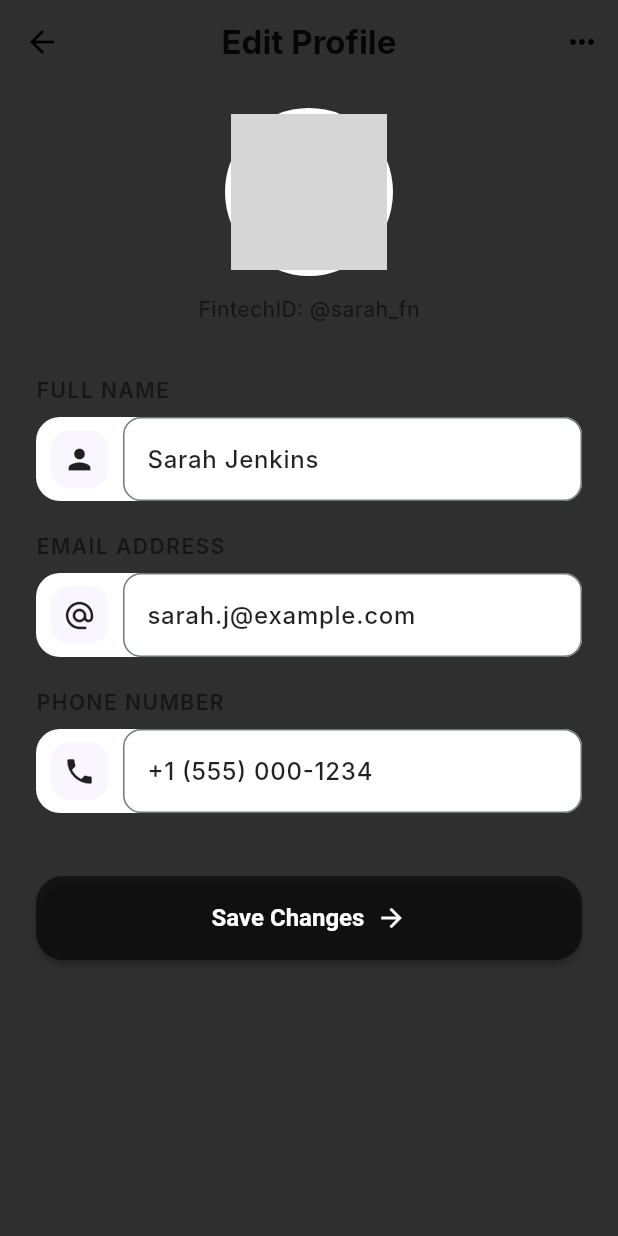
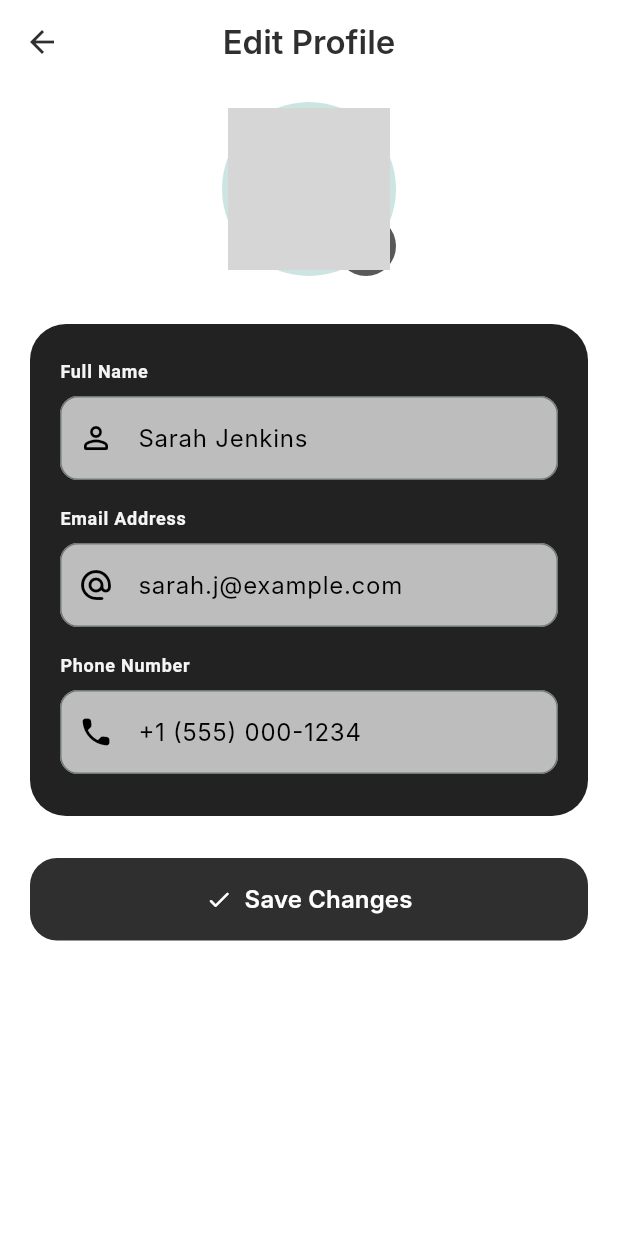
Before and after one commit to akashvadh12/Split-Money, a Flutter app: the EditProfileView screen opened by its route, on a phone screen of 412 x 824 dp. Run offline on Flutter 3.47's test engine with Material 3 defaults, Android fonts, the phone set to English and light mode, and no system bars; our stand-ins replace animated_notch_bottom_bar, connectivity_plus, get, lottie, shared_preferences, smooth_page_indicator; accounts and stored records are empty; network calls fail; Roboto replaces fonts that are missing (Inter); grey boxes are pictures that could not be loaded.

Commit message:
completed edit profile

```diff
--- a/lib/app/modules/profile/edit profile/edit_profile.dart
+++ b/lib/app/modules/profile/edit profile/edit_profile.dart
@@ -1,4 +1,3 @@
-import 'dart:ui';
 import 'package:flutter/material.dart';
 import 'package:get/get.dart';
 import '../profile_controller.dart';
@@ -8,77 +7,59 @@ class EditProfileView extends GetView<ProfileController> {
 
   @override
   Widget build(BuildContext context) {
-    final isdark = Theme.of(context).brightness == Brightness.dark;
-    final Color bgColor = !isdark
-        ? Theme.of(context).colorScheme.primary
-        : Theme.of(context).colorScheme.primary.withAlpha(50);
-    final Color fieldColor = isdark ? Colors.white10 : Colors.white;
-    final Color iconBgColor = isdark ? Colors.white10 : const Color(0xFFF9F6FF);
-    final Color textColor = isdark ? Colors.white : Colors.black87;
-    final Color labelColor = isdark ? Colors.white60 : Colors.black54;
+    final theme = Theme.of(context);
+    final isDark = theme.brightness == Brightness.dark;
+
+    final bgColor = theme.colorScheme.surface;
+    final cardColor = theme.colorScheme.surfaceContainerHighest;
+    final textColor = theme.colorScheme.onSurface;
+    final hintColor = theme.colorScheme.onSurfaceVariant;
 
     return Scaffold(
       backgroundColor: bgColor,
       appBar: AppBar(
-        backgroundColor: Colors.transparent,
+        backgroundColor: bgColor,
         elevation: 0,
-        leading: IconButton(
-          icon: Icon(
-            Icons.arrow_back,
-            color: isdark ? Colors.white : Colors.black,
+        surfaceTintColor: Colors.transparent,
+        centerTitle: true,
+        title: const Text(
+          'Edit Profile',
+          style: TextStyle(fontWeight: FontWeight.w600),
         ),
-          onPressed: () => Get.back(),
-        ),
-        centerTitle: true,
-        title: Text(
-          'Edit Profile',
-          style: TextStyle(color: textColor, fontWeight: FontWeight.bold),
-        ),
-        actions: [
-          IconButton(
-            icon: Icon(
-              Icons.more_horiz,
-              color: isdark ? Colors.white : Colors.black,
-            ),
-            onPressed: () {},
-          ),
-        ],
       ),
       body: SingleChildScrollView(
-        child: Padding(
-          padding: const EdgeInsets.symmetric(horizontal: 24.0),
+        padding: const EdgeInsets.fromLTRB(20, 12, 20, 32),
         child: Column(
           children: [
-              const SizedBox(height: 16),
-              // Profile image with edit icon
+            // ================= PROFILE AVATAR =================
             Center(
               child: Stack(
                 alignment: Alignment.bottomRight,
                 children: [
                   CircleAvatar(
-                      radius: 56,
-                      backgroundColor: Colors.white,
-                      child: CircleAvatar(
-                        radius: 52,
+                    radius: 58,
+                    backgroundColor: theme.colorScheme.primaryContainer,
+                    child: Obx(
+                      () => CircleAvatar(
+                        radius: 54,
                         backgroundImage: NetworkImage(
                           controller.profileImage.value,
                         ),
                       ),
                     ),
-                    Positioned(
-                      bottom: 4,
-                      right: 4,
-                      child: GestureDetector(
+                  ),
+                  Material(
+                    color: isDark
+                        ? theme.colorScheme.primary.withValues(alpha: 0.8)
+                        : theme.colorScheme.primary.withValues(alpha: 0.8),
+                    shape: const CircleBorder(),
+                    child: InkWell(
+                      customBorder: const CircleBorder(),
                       onTap: controller.onEditProfileImage,
-                        child: Container(
-                          decoration: BoxDecoration(
-                            color: Colors.black,
-                            shape: BoxShape.circle,
-                            border: Border.all(color: Colors.white, width: 2),
-                          ),
-                          padding: const EdgeInsets.all(6),
-                          child: const Icon(
-                            Icons.camera_alt,
+                      child: const Padding(
+                        padding: EdgeInsets.all(10),
+                        child: Icon(
+                          Icons.camera_alt_rounded,
                           color: Colors.white,
                           size: 20,
                         ),
@@ -88,164 +69,143 @@ class EditProfileView extends GetView<ProfileController> {
                 ],
               ),
             ),
-              const SizedBox(height: 12),
-              Text(
-                'FintechID: @${controller.fintechId.value}',
-                style: TextStyle(
-                  color: labelColor,
-                  fontWeight: FontWeight.w500,
+
+            const SizedBox(height: 32),
+
+            // ================= FORM CARD =================
+            Container(
+              padding: const EdgeInsets.fromLTRB(20, 24, 20, 28),
+              decoration: BoxDecoration(
+                color: isDark
+                    ? Theme.of(
+                        context,
+                      ).colorScheme.primary.withValues(alpha: 0.2)
+                    : Colors.black87,
+                borderRadius: BorderRadius.circular(24),
+              ),
+              child: Column(
+                children: [
+                  _ProfileField(
+                    label: 'Full Name',
+                    icon: Icons.person_outline_rounded,
+                    controller: controller.nameController,
+                    hintText: 'Enter your name',
+                    textColor: textColor,
+                    hintColor: hintColor,
+                  ),
+                  const SizedBox(height: 18),
+                  _ProfileField(
+                    label: 'Email Address',
+                    icon: Icons.alternate_email_rounded,
+                    controller: controller.emailController,
+                    hintText: 'Enter your email',
+                    keyboardType: TextInputType.emailAddress,
+                    textColor: textColor,
+                    hintColor: hintColor,
+                  ),
+                  const SizedBox(height: 18),
+                  _ProfileField(
+                    label: 'Phone Number',
+                    icon: Icons.phone_rounded,
+                    controller: controller.phoneController,
+                    hintText: 'Enter your phone',
+                    keyboardType: TextInputType.phone,
+                    textColor: textColor,
+                    hintColor: hintColor,
+                  ),
+                ],
               ),
             ),
-              const SizedBox(height: 24),
-              // Full Name
-              _EditProfileField(
-                label: 'FULL NAME',
-                icon: Icons.person,
-                controller: controller.nameController,
-                hintText: 'Full Name',
-                fillColor: fieldColor,
-                iconBgColor: iconBgColor,
-                textColor: textColor,
-                labelColor: labelColor,
-              ),
-              // Email
-              _EditProfileField(
-                label: 'EMAIL ADDRESS',
-                icon: Icons.alternate_email,
-                controller: controller.emailController,
-                hintText: 'Email Address',
-                fillColor: fieldColor,
-                iconBgColor: iconBgColor,
-                textColor: textColor,
-                labelColor: labelColor,
-              ),
-              // Phone
-              _EditProfileField(
-                label: 'PHONE NUMBER',
-                icon: Icons.phone,
-                controller: controller.phoneController,
-                hintText: 'Phone Number',
-                fillColor: fieldColor,
-                iconBgColor: iconBgColor,
-                textColor: textColor,
-                labelColor: labelColor,
-              ),
-              const SizedBox(height: 32),
+
+            const SizedBox(height: 28),
+
+            // ================= SAVE BUTTON =================
             SizedBox(
               width: double.infinity,
-                child: ElevatedButton(
+              child: FilledButton.icon(
                 onPressed: controller.onSaveProfile,
-                  style: ElevatedButton.styleFrom(
-                    backgroundColor: !isdark
-                        ? Colors.black54
-                        : Theme.of(context).colorScheme.primary.withAlpha(50),
-                    foregroundColor: Colors.white,
-                    padding: const EdgeInsets.symmetric(vertical: 18),
+                icon: const Icon(Icons.check_rounded),
+                label: const Text(
+                  'Save Changes',
+                  style: TextStyle(fontSize: 16, fontWeight: FontWeight.w600),
+                ),
+                style: FilledButton.styleFrom(
+                  padding: const EdgeInsets.symmetric(vertical: 16),
                   shape: RoundedRectangleBorder(
                     borderRadius: BorderRadius.circular(18),
                   ),
-                    elevation: 2,
-                  ),
-                  child: Row(
-                    mainAxisAlignment: MainAxisAlignment.center,
-                    children: const [
-                      Text(
-                        'Save Changes',
-                        style: TextStyle(
-                          fontWeight: FontWeight.bold,
-                          fontSize: 16,
-                        ),
-                      ),
-                      SizedBox(width: 8),
-                      Icon(Icons.arrow_forward, size: 20),
-                    ],
                 ),
               ),
             ),
-              const SizedBox(height: 32),
           ],
-          ),
         ),
       ),
     );
   }
 }
 
-class _EditProfileField extends StatelessWidget {
+// =======================================================================
+// FIELD WIDGET
+// =======================================================================
+
+class _ProfileField extends StatelessWidget {
   final String label;
   final IconData icon;
   final TextEditingController controller;
   final String hintText;
-  final Color fillColor;
-  final Color iconBgColor;
+  final TextInputType? keyboardType;
   final Color textColor;
-  final Color labelColor;
+  final Color hintColor;
 
-  const _EditProfileField({
+  const _ProfileField({
     required this.label,
     required this.icon,
     required this.controller,
     required this.hintText,
-    required this.fillColor,
-    required this.iconBgColor,
     required this.textColor,
-    required this.labelColor,
+    required this.hintColor,
+    this.keyboardType,
   });
 
   @override
   Widget build(BuildContext context) {
-    return Padding(
-      padding: const EdgeInsets.symmetric(vertical: 10.0),
-      child: Column(
+    final theme = Theme.of(context);
+
+    return Column(
       crossAxisAlignment: CrossAxisAlignment.start,
       children: [
         Text(
           label,
-            style: TextStyle(
-              color: labelColor,
+          style: theme.textTheme.labelMedium?.copyWith(
+            color: Brightness.dark == theme.brightness
+                ? Colors.white70
+                : Colors.grey.shade100,
             fontWeight: FontWeight.w600,
-              letterSpacing: 1,
           ),
         ),
         const SizedBox(height: 8),
-          Container(
-            decoration: BoxDecoration(
-              color: fillColor,
+        TextField(
+          controller: controller,
+          keyboardType: keyboardType,
+          style: theme.textTheme.bodyLarge?.copyWith(color: textColor),
+          decoration: InputDecoration(
+            hintText: hintText,
+            prefixIcon: Icon(icon),
+            filled: true,
+            fillColor: Brightness.dark == theme.brightness
+                ? Colors.black45
+                : Colors.white70,
+            border: OutlineInputBorder(
               borderRadius: BorderRadius.circular(16),
+              borderSide: BorderSide.none,
             ),
-            child: Row(
-              children: [
-                Container(
-                  margin: const EdgeInsets.symmetric(
-                    horizontal: 10,
-                    vertical: 8,
-                  ),
-                  padding: const EdgeInsets.all(8),
-                  decoration: BoxDecoration(
-                    color: iconBgColor,
-                    borderRadius: BorderRadius.circular(12),
-                  ),
-                  child: Icon(icon, color: textColor, size: 22),
-                ),
-                Expanded(
-                  child: TextField(
-                    controller: controller,
-                    style: TextStyle(
-                      color: textColor,
-                      fontWeight: FontWeight.w500,
-                    ),
-                    decoration: InputDecoration(
-                      border: InputBorder.none,
-                      hintText: hintText,
-                      hintStyle: TextStyle(color: labelColor.withOpacity(0.7)),
+            contentPadding: const EdgeInsets.symmetric(
+              horizontal: 16,
+              vertical: 16,
             ),
           ),
         ),
       ],
-            ),
-          ),
-        ],
-      ),
     );
   }
 }
```
Lines whose indentation alone changed are shown as unchanged.
